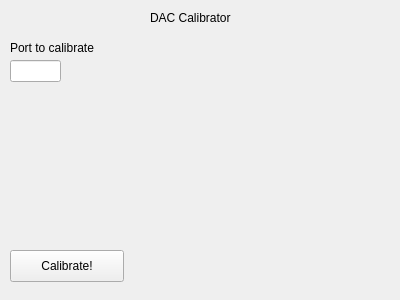
Above: clients/qtui/daccalib.ui from HaeffnerLab/cct before the change. Below: the same form after it.
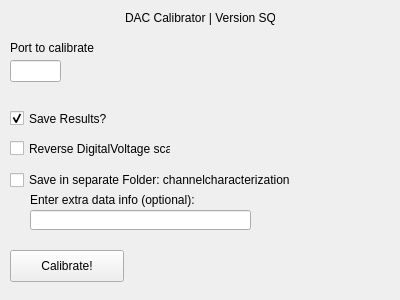
That is the form after the change.

Patch:
```diff
--- a/clients/qtui/daccalib.ui
+++ b/clients/qtui/daccalib.ui
@@ -26,14 +26,14 @@
   <widget class="QLabel" name="title">
    <property name="geometry">
     <rect>
-     <x>150</x>
+     <x>125</x>
      <y>10</y>
-     <width>101</width>
+     <width>150</width>
      <height>16</height>
     </rect>
    </property>
    <property name="text">
-    <string>DAC Calibrator</string>
+    <string>DAC Calibrator | Version SQIP</string>
    </property>
   </widget>
   <widget class="QPushButton" name="start">
@@ -123,6 +123,74 @@
     <string/>
    </property>
   </widget>
+  <widget class="QCheckBox" name="checksave">
+   <property name="enabled">
+    <bool>true</bool>
+   </property>
+   <property name="geometry">
+    <rect>
+     <x>10</x>
+     <y>110</y>
+     <width>101</width>
+     <height>17</height>
+    </rect>
+   </property>
+   <property name="text">
+    <string>Save Results?</string>
+   </property>
+   <property name="checked">
+    <bool>true</bool>
+   </property>
+  </widget>
+  <widget class="QCheckBox" name="checkreverse">
+   <property name="geometry">
+    <rect>
+     <x>10</x>
+     <y>140</y>
+     <width>161</width>
+     <height>17</height>
+    </rect>
+   </property>
+   <property name="text">
+    <string>Reverse DigitalVoltage scan</string>
+   </property>
+  </widget>
+  <widget class="QCheckBox" name="customsave">
+   <property name="geometry">
+    <rect>
+     <x>10</x>
+     <y>170</y>
+     <width>281</width>
+     <height>20</height>
+    </rect>
+   </property>
+   <property name="text">
+    <string>Save in separate Folder: channelcharacterization</string>
+   </property>
+  </widget>
+  <widget class="QLineEdit" name="datainfo">
+   <property name="geometry">
+    <rect>
+     <x>30</x>
+     <y>210</y>
+     <width>221</width>
+     <height>20</height>
+    </rect>
+   </property>
+  </widget>
+  <widget class="QLabel" name="extradatainfo">
+   <property name="geometry">
+    <rect>
+     <x>30</x>
+     <y>190</y>
+     <width>171</width>
+     <height>20</height>
+    </rect>
+   </property>
+   <property name="text">
+    <string>Enter extra data info (optional):</string>
+   </property>
+  </widget>
  </widget>
  <layoutdefault spacing="6" margin="11"/>
  <resources/>
```
Left out of the diff: 2 changed lines with no effect on the pictures.
